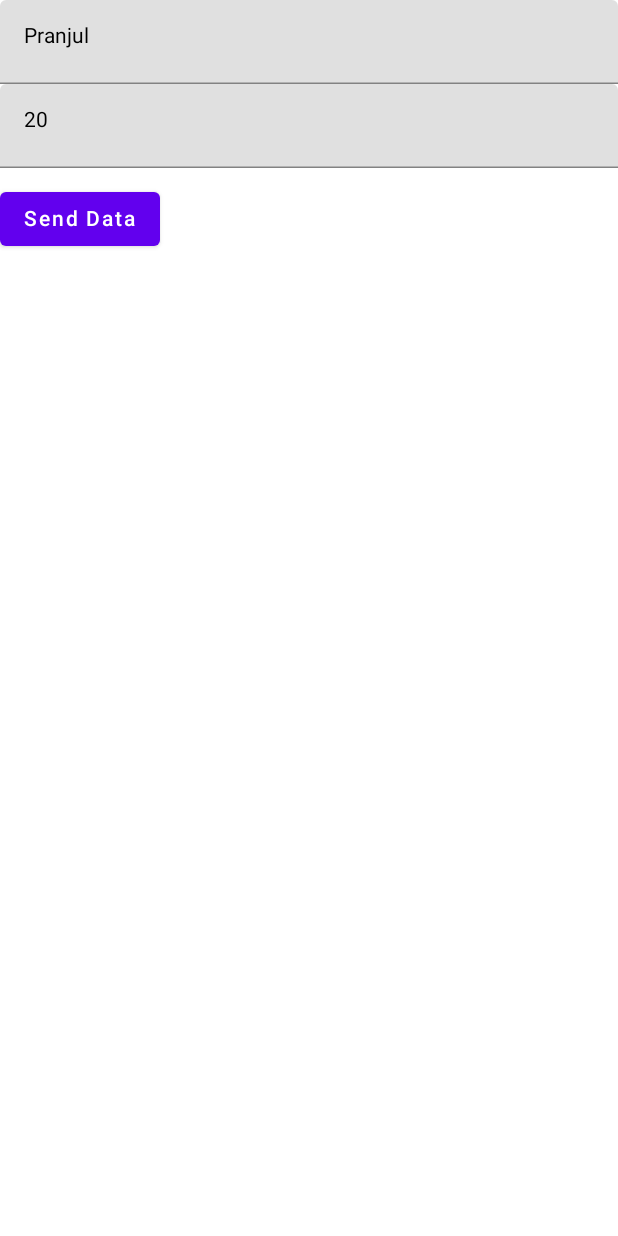
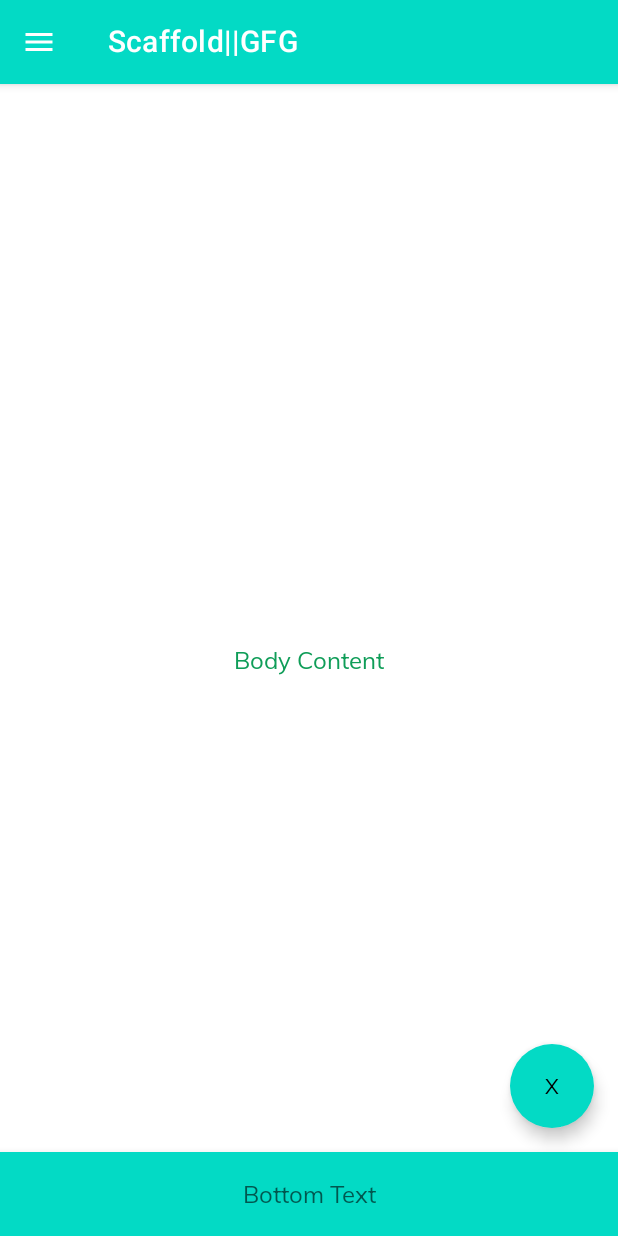
Before and after one commit to pranjul-d/JetpackComposeDemo, an Android app built with Jetpack Compose: the screen it shows after launch (NavigationActivity before the commit, ScaffoldActivity after it), on a phone screen of 412 x 824 dp. Run offline under Robolectric (Android 15) with nearby library versions, the phone set to English and light mode, and no system bars; our stand-ins replace Dagger/Hilt's generated code.

Commit message:
Scaffold

```diff
--- a/app/build.gradle
+++ b/app/build.gradle
@@ -3,7 +3,7 @@ plugins {
     id 'kotlin-android'
     id 'kotlin-kapt'
     id 'dagger.hilt.android.plugin'
-
+    id 'kotlin-parcelize'
 }
 
 android {
@@ -90,6 +90,7 @@ dependencies {
     implementation "androidx.compose.material:material:$compose_version"
     implementation "androidx.compose.ui:ui-tooling-preview:$compose_version"
     implementation "androidx.compose.ui:ui-tooling:1.0.3"
+
 //      Navigation Compose
 
     implementation "androidx.navigation:navigation-compose:2.4.0-alpha10"
--- /dev/null
+++ b/app/src/main/java/com/softradix/jetpackcomposedemo/scaffold/ScaffoldActivity.kt
@@ -0,0 +1,161 @@
+package com.softradix.jetpackcomposedemo.scaffold
+
+import android.os.Bundle
+import androidx.activity.ComponentActivity
+import androidx.activity.compose.setContent
+import androidx.compose.foundation.background
+import androidx.compose.foundation.clickable
+import androidx.compose.foundation.layout.*
+import androidx.compose.material.*
+import androidx.compose.material.icons.Icons
+import androidx.compose.material.icons.filled.Menu
+import androidx.compose.runtime.Composable
+import androidx.compose.runtime.rememberCoroutineScope
+import androidx.compose.ui.Alignment
+import androidx.compose.ui.Modifier
+import androidx.compose.ui.graphics.Color
+import androidx.compose.ui.text.style.TextAlign
+import androidx.compose.ui.tooling.preview.Preview
+import androidx.compose.ui.unit.dp
+import com.softradix.jetpackcomposedemo.ui.theme.JetpackComposeDemoTheme
+import com.softradix.jetpackcomposedemo.ui.theme.Teal200
+import kotlinx.coroutines.launch
+
+class ScaffoldActivity : ComponentActivity() {
+    override fun onCreate(savedInstanceState: Bundle?) {
+        super.onCreate(savedInstanceState)
+        setContent {
+            JetpackComposeDemoTheme {
+                // A surface container using the 'background' color from the theme
+                Surface(color = MaterialTheme.colors.background) {
+                    ScaffoldView()
+                }
+            }
+        }
+    }
+}
+
+@Composable
+@Preview(showBackground = true)
+fun ScaffoldView() {
+    // create a scaffold state, set it to close by default
+    val scaffoldState = rememberScaffoldState(
+        rememberDrawerState(DrawerValue.Closed)
+    )
+    val coroutineScope = rememberCoroutineScope()
+
+
+    Scaffold(
+        // pass the scaffold state
+        scaffoldState = scaffoldState,
+
+        // When menu is clicked open the
+        // drawer in coroutine scope
+        topBar = {
+            TopBar(onMenuClick = {
+                coroutineScope.launch {
+                    // to close use -> scaffoldState.drawerState.close()
+                    scaffoldState.drawerState.open()
+                }
+            })
+        },
+        drawerContent = { Drawer() },
+        bottomBar = { BottomBar() },
+        content = { Body()},
+        floatingActionButton = {
+            // Create a floating action button in
+            // floatingActionButton parameter of scaffold
+            FloatingActionButton(
+
+                onClick = {
+                    // When clicked open Snackbar
+                    coroutineScope.launch {
+                        when (scaffoldState.snackbarHostState.showSnackbar(
+                            // Message In the snackbar
+                            message = "Snack Bar",
+                            actionLabel = "Dismiss"
+                        )) {
+                            SnackbarResult.Dismissed -> {
+                                // do something when
+                                // snack bar is dismissed
+                            }
+
+                            SnackbarResult.ActionPerformed -> {
+                                // when it appears
+                            }
+                        }
+                    }
+                }) {
+                // Simple Text inside FAB
+                Text(text = "X")
+            }
+        }
+    )
+}
+
+
+@Composable
+fun Body() {
+    Column(
+        verticalArrangement = Arrangement.Center,
+        horizontalAlignment = Alignment.CenterHorizontally,
+        modifier = Modifier
+            .fillMaxSize()
+            .background(Color.White)
+    ) {
+        Text(text = "Body Content", color = Color(0xFF0F9D58))
+    }
+}
+
+@Composable
+fun BottomBar() {
+
+    BottomAppBar(backgroundColor = Teal200) {
+        Text(
+            text = "Bottom Text",
+            textAlign = TextAlign.Center,
+            modifier = Modifier.fillMaxWidth().align(Alignment.CenterVertically)
+        )
+    }
+}
+
+
+@Composable
+fun TopBar(onMenuClick: () -> Unit) {
+
+    TopAppBar(title = {
+        Text(text = "Scaffold||GFG", color = Color.White)
+    }, navigationIcon = {
+        Icon(
+            imageVector = Icons.Default.Menu, contentDescription = null,
+            modifier = Modifier.padding(horizontal = 10.dp).clickable {
+                onMenuClick()
+            }, tint = Color.White
+        )
+    }, backgroundColor = Teal200
+    )
+}
+
+@Preview
+@Composable
+fun Drawer() {
+    Column(modifier = Modifier.background(Color.DarkGray).fillMaxSize()) {
+        // Repeat is a loop which
+        // takes count as argument
+        repeat(5) { item ->
+            Text(text = "Item number $item", modifier = Modifier.padding(8.dp), color = Color.Black)
+        }
+    }
+}
+
+@Composable
+fun Greeting4(name: String) {
+    Text(text = "Hello $name!")
+}
+
+@Composable
+fun DefaultPreview3() {
+    JetpackComposeDemoTheme {
+        Greeting4("Android")
+    }
+}
--- a/app/src/main/res/values/strings.xml
+++ b/app/src/main/res/values/strings.xml
@@ -7,4 +7,5 @@
     <string name="sign_in_to_continue">Please sign in to continue further</string>
     <string name="title_activity_room_db">RoomDbActivity</string>
     <string name="title_activity_navigation">NavigationActivity</string>
+    <string name="title_activity_scaffold">ScaffoldActivity</string>
 </resources>
```
Also changed, not shown: app/src/main/AndroidManifest.xml (+10 -5 lines), app/src/main/java/com/softradix/jetpackcomposedemo/navigation/DetailScreen.kt (+4 -3 lines), app/src/main/java/com/softradix/jetpackcomposedemo/navigation/MainScreen.kt (+14 -5 lines), app/src/main/java/com/softradix/jetpackcomposedemo/navigation/UserDetail.kt (+5 -32 lines), app/src/main/java/com/softradix/jetpackcomposedemo/navigation/navUtils/Navigation.kt (+19 -5 lines).
